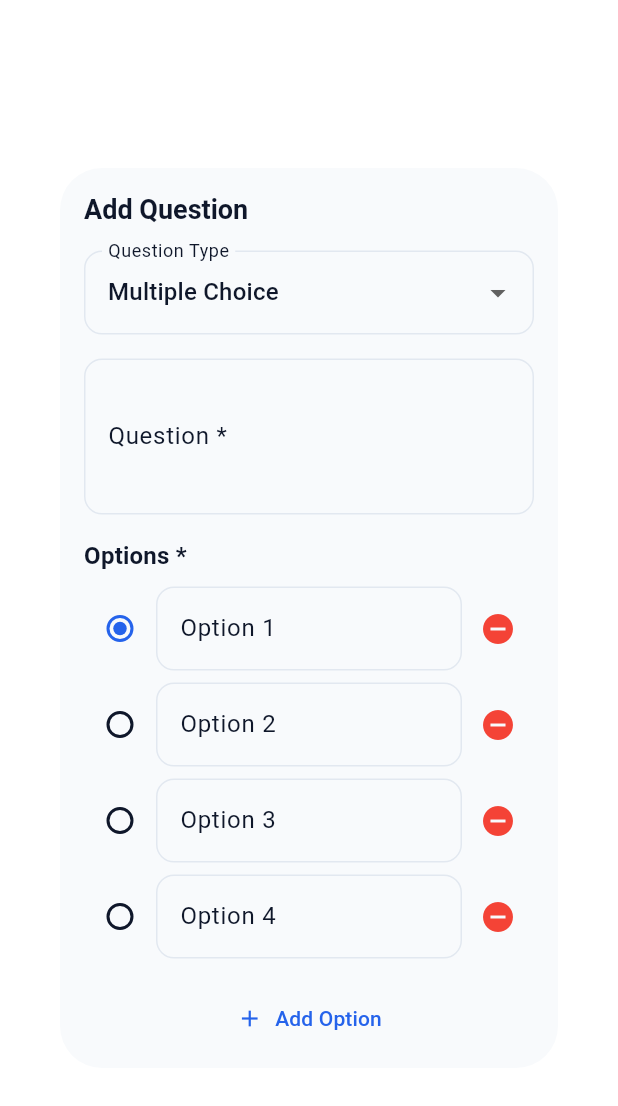
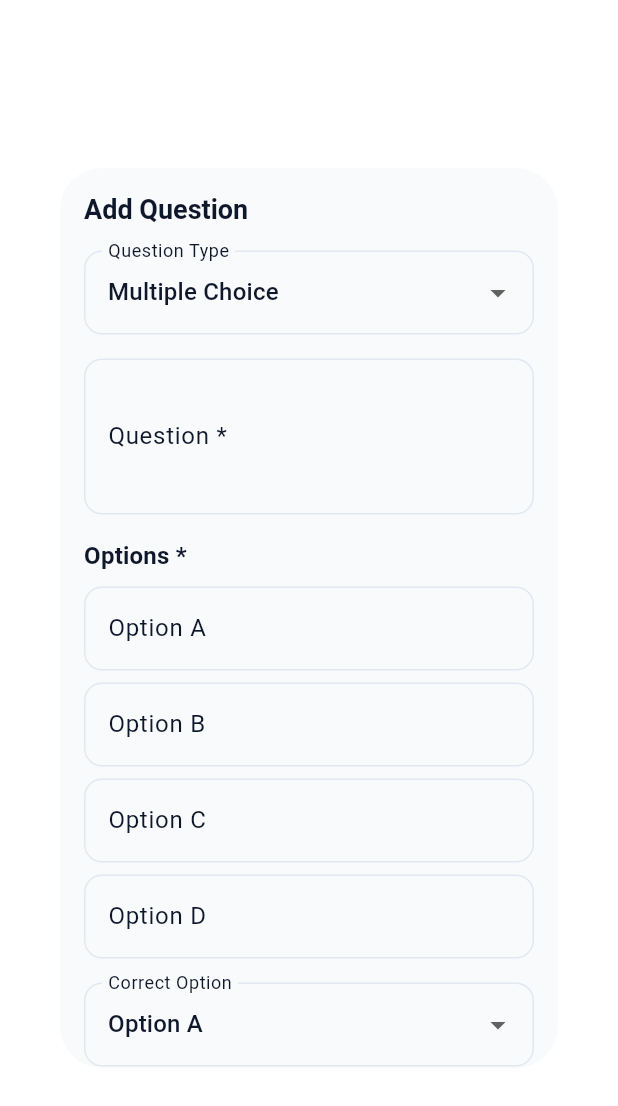
Before and after one commit to Habtewold-D/E-learning-Flutter, a Flutter app: the _QuestionDialog widget shown alone on an empty page, opened directly with empty values, on a phone screen of 412 x 824 dp. Shown: the top 1106 px of the screen. Run offline on Flutter 3.47's test engine with Material 3 defaults, Android fonts, the light colour scheme and no system bars; our stand-ins replace dio, flutter_riverpod, flutter_secure_storage, go_router; missing offline and left inert: jitsi_meet_flutter_sdk; accounts and stored records are empty.

Commit message:
teacher course creation page done

```diff
--- a/mobile/lib/features/teacher/screens/create_exam_screen.dart
+++ b/mobile/lib/features/teacher/screens/create_exam_screen.dart
@@ -22,7 +22,6 @@ class _CreateExamScreenState extends State<CreateExamScreen> {
   final _formKey = GlobalKey<FormState>();
   final _titleController = TextEditingController();
   final _descriptionController = TextEditingController();
-  final _durationController = TextEditingController(text: '30');
   final List<Map<String, dynamic>> _questions = [];
   bool _isSaving = false;
   bool _isLoading = false;
@@ -41,7 +40,6 @@ class _CreateExamScreenState extends State<CreateExamScreen> {
   void dispose() {
     _titleController.dispose();
     _descriptionController.dispose();
-    _durationController.dispose();
     super.dispose();
   }
 
@@ -57,7 +55,6 @@ class _CreateExamScreenState extends State<CreateExamScreen> {
       final exam = await _courseService.fetchExamDetail(examId);
       _titleController.text = exam.title;
       _descriptionController.text = exam.description ?? '';
-      _durationController.text = (exam.questions.length * 3).toString();
 
       _questions
         ..clear()
@@ -303,30 +300,6 @@ class _CreateExamScreenState extends State<CreateExamScreen> {
               ),
               const SizedBox(height: 16),
 
-              // Duration
-              TextFormField(
-                controller: _durationController,
-                decoration: InputDecoration(
-                  labelText: 'Duration (minutes) *',
-                  hintText: '30',
-                  prefixIcon: const Icon(Icons.timer),
-                  border: OutlineInputBorder(
-                    borderRadius: BorderRadius.circular(12),
-                  ),
-                ),
-                keyboardType: TextInputType.number,
-                validator: (value) {
-                  if (value == null || value.trim().isEmpty) {
-                    return 'Please enter duration';
-                  }
-                  if (int.tryParse(value) == null || int.parse(value) <= 0) {
-                    return 'Please enter a valid duration';
-                  }
-                  return null;
-                },
-              ),
-              const SizedBox(height: 24),
-
               // Questions Section
               Row(
                 mainAxisAlignment: MainAxisAlignment.spaceBetween,
@@ -470,12 +443,12 @@ class _QuestionDialog extends StatefulWidget {
 class _QuestionDialogState extends State<_QuestionDialog> {
   final _formKey = GlobalKey<FormState>();
   final _questionController = TextEditingController();
+  final _optionAController = TextEditingController();
+  final _optionBController = TextEditingController();
+  final _optionCController = TextEditingController();
+  final _optionDController = TextEditingController();
   String _questionType = 'multiple_choice';
-  final List<TextEditingController> _optionControllers = [
-    TextEditingController(),
-    TextEditingController(),
-  ];
-  int _correctAnswer = 0;
+  String _correctOption = 'a';
 
   @override
   void initState() {
@@ -484,51 +457,32 @@ class _QuestionDialogState extends State<_QuestionDialog> {
       _questionController.text = widget.question!['question'] as String;
       _questionType = widget.question!['type'] as String;
       final options = widget.question!['options'] as List;
-      _optionControllers.clear();
-      for (var option in options) {
-        _optionControllers.add(TextEditingController(text: option as String));
-      }
-      _correctAnswer = widget.question!['correct_answer'] as int;
+      final correctAnswer = widget.question!['correct_answer'] as int;
+      _correctOption = String.fromCharCode('a'.codeUnitAt(0) + correctAnswer);
+
+      _optionAController.text = options.isNotEmpty ? options[0].toString() : '';
+      _optionBController.text = options.length > 1 ? options[1].toString() : '';
+      _optionCController.text = options.length > 2 ? options[2].toString() : '';
+      _optionDController.text = options.length > 3 ? options[3].toString() : '';
     }
 
-    if (_questionType == 'multiple_choice') {
-      while (_optionControllers.length < 4) {
-        _optionControllers.add(TextEditingController());
-      }
-    } else if (_questionType == 'true_false') {
-      _optionControllers
-        ..clear()
-        ..add(TextEditingController(text: 'True'))
-        ..add(TextEditingController(text: 'False'));
-      _correctAnswer = 0;
+    if (_questionType == 'true_false') {
+      _optionAController.text = 'True';
+      _optionBController.text = 'False';
+      _optionCController.clear();
+      _optionDController.clear();
+      _correctOption = 'a';
     }
   }
 
   @override
   void dispose() {
     _questionController.dispose();
-    for (var controller in _optionControllers) {
-      controller.dispose();
-    }
+    _optionAController.dispose();
+    _optionBController.dispose();
+    _optionCController.dispose();
+    _optionDController.dispose();
     super.dispose();
-  }
-
-  void _addOption() {
-    if (_questionType == 'true_false') return;
-    setState(() {
-      _optionControllers.add(TextEditingController());
-    });
-  }
-
-  void _removeOption(int index) {
-    if (_optionControllers.length > 2) {
-      setState(() {
-        _optionControllers.removeAt(index);
-        if (_correctAnswer >= _optionControllers.length) {
-          _correctAnswer = 0;
-        }
-      });
-    }
   }
 
   void _saveQuestion() {
@@ -536,14 +490,18 @@ class _QuestionDialogState extends State<_QuestionDialog> {
       return;
     }
 
-    if (_optionControllers.length < 2) {
-      ScaffoldMessenger.of(context).showSnackBar(
-        const SnackBar(content: Text('Add at least 2 options')),
-      );
-      return;
-    }
+    final options = _questionType == 'true_false'
+        ? [
+            _optionAController.text.trim(),
+            _optionBController.text.trim(),
+          ]
+        : [
+            _optionAController.text.trim(),
+            _optionBController.text.trim(),
+            _optionCController.text.trim(),
+            _optionDController.text.trim(),
+          ];
 
-    final options = _optionControllers.map((c) => c.text.trim()).toList();
     if (options.any((o) => o.isEmpty)) {
       ScaffoldMessenger.of(context).showSnackBar(
         const SnackBar(content: Text('All options must be filled')),
@@ -551,18 +509,13 @@ class _QuestionDialogState extends State<_QuestionDialog> {
       return;
     }
 
-    if (_questionType == 'multiple_choice' && options.length < 4) {
-      ScaffoldMessenger.of(context).showSnackBar(
-        const SnackBar(content: Text('Please add 4 options')),
-      );
-      return;
-    }
+    final correctAnswerIndex = _correctOption.codeUnitAt(0) - 'a'.codeUnitAt(0);
 
     widget.onSave({
       'question': _questionController.text.trim(),
       'type': _questionType,
       'options': options,
-      'correct_answer': _correctAnswer,
+      'correct_answer': correctAnswerIndex,
     });
 
     Navigator.pop(context);
@@ -604,20 +557,11 @@ class _QuestionDialogState extends State<_QuestionDialog> {
                     setState(() {
                       _questionType = value!;
                       if (_questionType == 'true_false') {
-                        _optionControllers.clear();
-                        _optionControllers.add(TextEditingController(text: 'True'));
-                        _optionControllers.add(TextEditingController(text: 'False'));
-                        _correctAnswer = 0;
-                      } else {
-                        while (_optionControllers.length < 4) {
-                          _optionControllers.add(TextEditingController());
-                        }
-                        if (_optionControllers.length > 4) {
-                          _optionControllers.removeRange(4, _optionControllers.length);
-                          if (_correctAnswer > 3) {
-                            _correctAnswer = 0;
-                          }
-                        }
+                        _optionAController.text = 'True';
+                        _optionBController.text = 'False';
+                        _optionCController.clear();
+                        _optionDController.clear();
+                        _correctOption = 'a';
                       }
                     });
                   },
@@ -649,27 +593,10 @@ class _QuestionDialogState extends State<_QuestionDialog> {
                       ),
                 ),
                 const SizedBox(height: 8),
-                ..._optionControllers.asMap().entries.map((entry) {
-                  final index = entry.key;
-                  final controller = entry.value;
-                  return Padding(
-                    padding: const EdgeInsets.only(bottom: 8),
-                    child: Row(
-                      children: [
-                        Radio<int>(
-                          value: index,
-                          groupValue: _correctAnswer,
-                          onChanged: (value) {
-                            setState(() {
-                              _correctAnswer = value!;
-                            });
-                          },
-                        ),
-                        Expanded(
-                          child: TextFormField(
-                            controller: controller,
+                TextFormField(
+                  controller: _optionAController,
                   decoration: InputDecoration(
-                              hintText: 'Option ${index + 1}',
+                    hintText: 'Option A',
                     border: OutlineInputBorder(borderRadius: BorderRadius.circular(8)),
                   ),
                   validator: (value) {
@@ -679,27 +606,71 @@ class _QuestionDialogState extends State<_QuestionDialog> {
                     return null;
                   },
                 ),
+                const SizedBox(height: 8),
+                TextFormField(
+                  controller: _optionBController,
+                  decoration: InputDecoration(
+                    hintText: 'Option B',
+                    border: OutlineInputBorder(borderRadius: BorderRadius.circular(8)),
                   ),
-                        if (_questionType != 'true_false' && _optionControllers.length > 2)
-                          IconButton(
-                            icon: const Icon(Icons.remove_circle, color: Colors.red),
-                            onPressed: () => _removeOption(index),
+                  validator: (value) {
+                    if (value == null || value.trim().isEmpty) {
+                      return 'Required';
+                    }
+                    return null;
+                  },
+                ),
+                if (_questionType == 'multiple_choice') ...[
+                  const SizedBox(height: 8),
+                  TextFormField(
+                    controller: _optionCController,
+                    decoration: InputDecoration(
+                      hintText: 'Option C',
+                      border: OutlineInputBorder(borderRadius: BorderRadius.circular(8)),
+                    ),
+                    validator: (value) {
+                      if (value == null || value.trim().isEmpty) {
+                        return 'Required';
+                      }
+                      return null;
+                    },
+                  ),
+                  const SizedBox(height: 8),
+                  TextFormField(
+                    controller: _optionDController,
+                    decoration: InputDecoration(
+                      hintText: 'Option D',
+                      border: OutlineInputBorder(borderRadius: BorderRadius.circular(8)),
+                    ),
+                    validator: (value) {
+                      if (value == null || value.trim().isEmpty) {
+                        return 'Required';
+                      }
+                      return null;
+                    },
                   ),
                 ],
-                    ),
-                  );
-                }),
-                const SizedBox(height: 8),
-                if (_questionType != 'true_false')
-                  TextButton.icon(
-                    onPressed: _addOption,
-                    icon: const Icon(Icons.add),
-                    label: const Text('Add Option'),
-                  ),
-                const SizedBox(height: 8),
-                Text(
-                  'Select the correct answer',
-                  style: TextStyle(color: Colors.grey[600], fontSize: 12),
+                const SizedBox(height: 16),
+                DropdownButtonFormField<String>(
+                  value: _correctOption,
+                  decoration: const InputDecoration(labelText: 'Correct Option'),
+                  items: _questionType == 'true_false'
+                      ? const [
+                          DropdownMenuItem(value: 'a', child: Text('True')),
+                          DropdownMenuItem(value: 'b', child: Text('False')),
+                        ]
+                      : const [
+                          DropdownMenuItem(value: 'a', child: Text('Option A')),
+                          DropdownMenuItem(value: 'b', child: Text('Option B')),
+                          DropdownMenuItem(value: 'c', child: Text('Option C')),
+                          DropdownMenuItem(value: 'd', child: Text('Option D')),
+                        ],
+                  onChanged: (value) {
+                    if (value == null) return;
+                    setState(() {
+                      _correctOption = value;
+                    });
+                  },
                 ),
                 const SizedBox(height: 16),
 
```
Also changed, not shown: mobile/lib/features/teacher/screens/course_detail_screen.dart (+33 -13 lines). Lines whose indentation alone changed are shown as unchanged.
